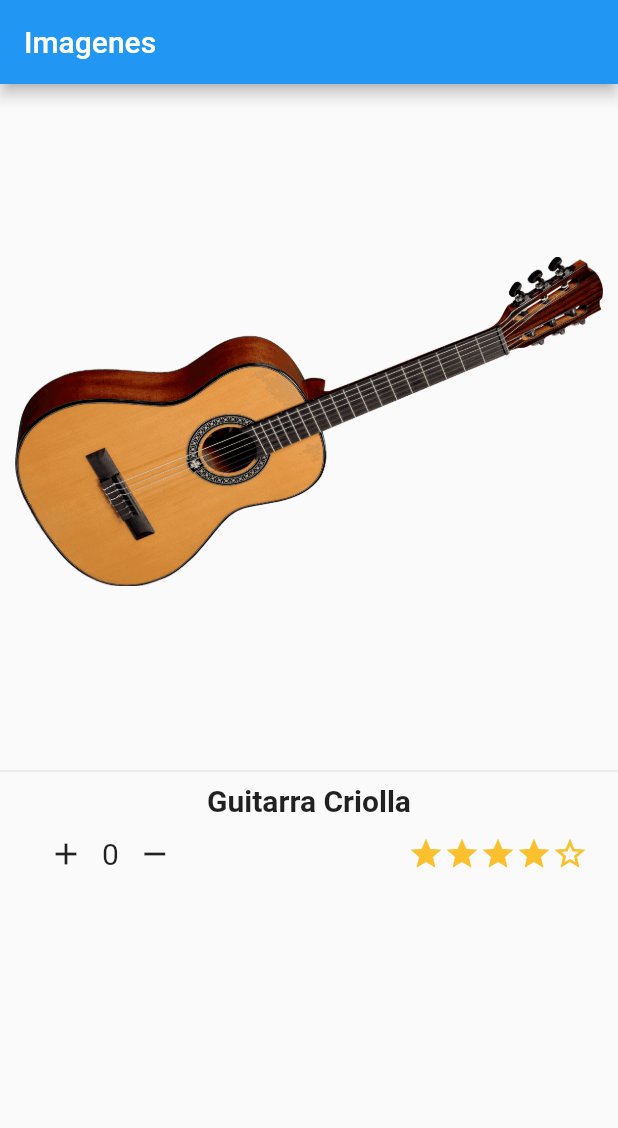
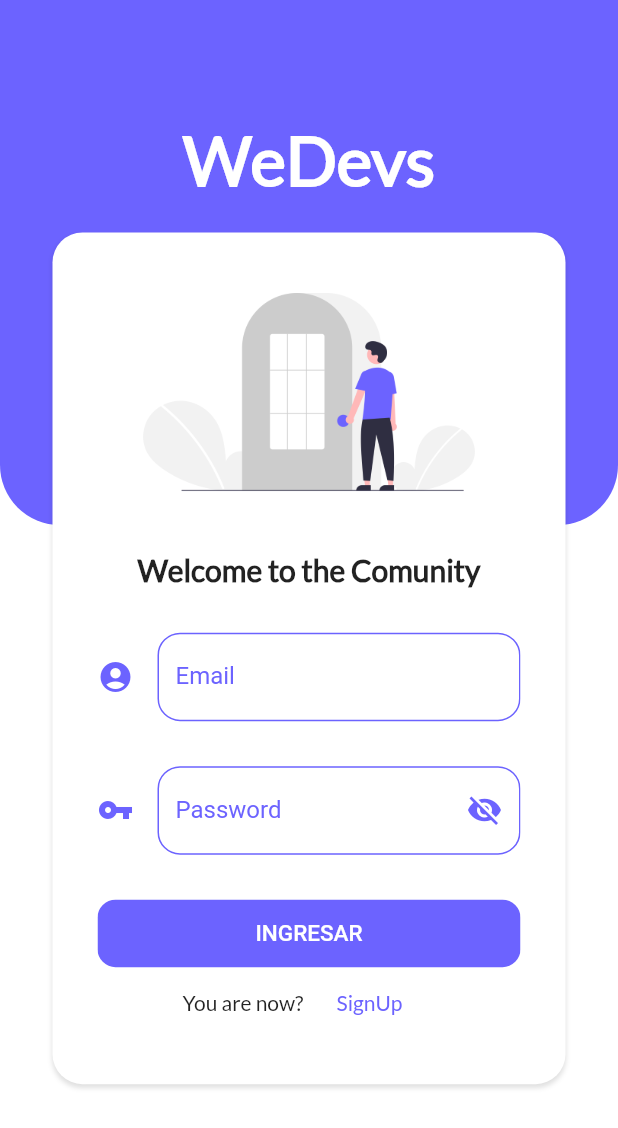
Before and after one commit to eldetulado/feedback_class_flutter, a Flutter app: the screen it shows after launch, on a phone screen of 412 x 824 dp. Shown: the top 1128 px of the screen. Run offline on Flutter 3.47's test engine with Material 2 defaults, Android fonts, the phone set to English and light mode, and no system bars; our stand-ins replace flutter_svg, sqflite, toast; accounts and stored records are empty.

Commit message:
First Commit

```diff
--- a/lib/src/App.dart
+++ b/lib/src/App.dart
@@ -1,16 +1,21 @@
+import 'package:assets_img/src/pages/HomePage.dart';
+import 'package:assets_img/src/pages/SignUp.dart';
 import 'package:flutter/material.dart';
-import 'package:assets_img/src/pages/HomePage.dart';
+import 'package:assets_img/src/pages/SignIn.dart';
 
 class MyApp extends StatelessWidget {
   @override
   Widget build(BuildContext context) {
     return MaterialApp(
-      home: Scaffold(
-        appBar: AppBar(
-          title: Text('Imagenes'),
-        ),
-        body: HomePage(),
-      )
+      debugShowCheckedModeBanner: false,
+      // home: Scaffold(body: SignIn())
+      initialRoute: '/',
+      routes: <String, WidgetBuilder>{
+        '/': (BuildContext context) => SignIn(),
+        'home': (BuildContext context) => HomePage(),
+        'signUp': (BuildContext context) => SignUp(),
+      },
+
     );
   }
 }
--- /dev/null
+++ b/lib/src/pages/Constant.dart
@@ -0,0 +1,19 @@
+import 'package:flutter/material.dart';
+
+//TEXTOS
+const ktextbtnSingIn = TextStyle(color: Colors.white, fontSize: 15.0);
+const ktextbtnRegister = TextStyle(color: Colors.black, fontSize: 15.0);
+const ktittle = TextStyle(
+    fontWeight: FontWeight.bold,
+    fontSize: 45.0,
+    fontFamily: 'Lato',
+    color: Colors.white);
+const ksubtittle =
+    TextStyle(fontWeight: FontWeight.bold, fontSize: 20.0, fontFamily: 'Lato');
+
+//Estilos
+const kseparacion = SizedBox(height: 30.0);
+
+//Colores
+const kblanco = Colors.white;
+const kMoradoColor = Color(0XFF6C63FF);
--- a/lib/src/pages/HomePage.dart
+++ b/lib/src/pages/HomePage.dart
@@ -9,7 +9,8 @@ class _HomePageState extends State<HomePage> {
   int numero = 0;
   @override
   Widget build(BuildContext context) {
-    return Container(
+    return Scaffold(
+          body: Container(
           width: double.infinity,
           height: double.infinity,
           child: Column(
@@ -75,6 +76,7 @@ class _HomePageState extends State<HomePage> {
             )
           ],
         ),
+      ),
     );
   }
 
--- /dev/null
+++ b/lib/src/pages/SignIn.dart
@@ -0,0 +1,198 @@
+import 'package:assets_img/src/providers/db_provider.dart';
+import 'package:flutter/cupertino.dart';
+import 'package:flutter/material.dart';
+import 'package:assets_img/src/widgets/LogIn/button.dart';
+import 'package:assets_img/src/widgets/LogIn/headerWidget.dart';
+import 'Constant.dart';
+import 'package:toast/toast.dart';
+
+class SignIn extends StatefulWidget {
+  @override
+  _SignInState createState() => _SignInState();
+}
+
+class _SignInState extends State<SignIn> {
+  bool vstate = true;
+  bool fState = false;
+  String _username = "";
+  String _password = "";
+  @override
+  Widget build(BuildContext context) {
+    return Scaffold(
+      body: Container(
+        color: Colors.white,
+        width: double.infinity,
+        height: double.infinity,
+        child: Stack(
+          children: [
+            Header(),
+            _body(),
+          ],
+        ),
+      ),
+    );
+  }
+
+  //TextInput User
+  Widget _user() {
+    return TextField(
+      autofocus: fState,
+      keyboardType: TextInputType.emailAddress,
+      decoration: InputDecoration(
+        labelStyle: TextStyle(color: kMoradoColor),
+        focusedBorder: OutlineInputBorder(
+          borderSide: BorderSide(color: kMoradoColor),
+          borderRadius: BorderRadius.circular(15.0),
+        ),
+        enabledBorder: OutlineInputBorder(
+          borderSide: BorderSide(color: kMoradoColor),
+          borderRadius: BorderRadius.circular(15.0),
+        ),
+        hintText: 'ejemplo@gmail.com',
+        labelText: 'Email',
+        icon: Icon(Icons.account_circle, color: kMoradoColor),
+      ),
+      onChanged: (value) {
+        _username = value;
+      },
+    );
+  }
+
+  //TextInput Password
+  Widget _pass() {
+    return TextField(
+      cursorColor: Color(0xff6C63FF),
+      decoration: InputDecoration(
+          labelStyle: TextStyle(color: Color(0xff6C63FF)),
+          focusedBorder: OutlineInputBorder(
+            borderSide: BorderSide(color: Color(0xff6C63FF)),
+            borderRadius: BorderRadius.circular(15.0),
+          ),
+          enabledBorder: OutlineInputBorder(
+            borderSide: BorderSide(color: Color(0xff6C63FF)),
+            borderRadius: BorderRadius.circular(15.0),
+          ),
+          hintText: 'Password',
+          labelText: 'Password',
+          icon: Icon(
+            Icons.vpn_key,
+            color: Color(0xff6C63FF),
+          ),
+          suffixIcon: IconButton(
+            onPressed: () {
+              setState(() {
+                vstate = !vstate;
+              });
+            },
+            icon: vstate
+                ? Icon(Icons.visibility_off, color: Color(0xff6C63FF))
+                : Icon(Icons.visibility, color: Color(0xff6C63FF)),
+          )),
+      obscureText: vstate,
+      onChanged: (value) {
+        _password = value;
+      },
+    );
+  }
+
+  //Body Of App
+  Widget _body() {
+    return SingleChildScrollView(
+      child: Container(
+        decoration: BoxDecoration(
+            color: kblanco,
+            borderRadius: BorderRadius.circular(20.0),
+            boxShadow: [
+              BoxShadow(
+                  color: Colors.black12, offset: Offset(0, 2), blurRadius: 2.0)
+            ]),
+        padding:
+            EdgeInsets.only(top: 20.0, left: 30.0, right: 30.0, bottom: 30.0),
+        margin:
+            EdgeInsets.only(top: 155.0, left: 35.0, right: 35.0, bottom: 10.0),
+        child: ClipRRect(
+            borderRadius: BorderRadius.only(
+              topLeft: Radius.circular(40.0),
+              topRight: Radius.circular(40.0),
+            ),
+            child: Column(
+              children: [
+                Image.asset('assets/img/login.png', fit: BoxFit.cover),
+                SizedBox(height: 20.0),
+                Text('Welcome to the Comunity',
+                    style: ksubtittle, textAlign: TextAlign.center),
+                kseparacion,
+                _user(),
+                kseparacion,
+                _pass(),
+                kseparacion,
+                SignInButtonWidget(
+                    kcolor: kMoradoColor,
+                    ktext: 'INGRESAR',
+                    kstyle: ktextbtnSingIn,
+                    presionar: () {
+
+                      // if (_username.isEmpty || _password.isEmpty) {
+                      //   Toast.show("Complete todos los campos", context,
+                      //       duration: Toast.LENGTH_LONG, gravity: Toast.BOTTOM);
+                      // } else if (_username == "magin@luna.com" &&
+                      //     _password == "123456") {
+                      //   Navigator.pushNamed(context, 'home');
+                      // } else {
+                      //   showDialog(
+                      //       context: context, builder: (_) => _alertDialog());
+                      // }
+                    }),
+                Row(
+                  mainAxisAlignment: MainAxisAlignment.center,
+                  children: [
+                    Text('You are now?', style: TextStyle(fontFamily: 'Lato')),
+                    FlatButton(
+                      textColor: kMoradoColor,
+                      onPressed: () {
+                        Navigator.pushNamed(context, 'signUp');
+                      },
+                      child: Text(
+                        "SignUp",
+                        style: TextStyle(fontFamily: 'Lato'),
+                      ),
+                    )
+                  ],
+                )
+              ],
+            )),
+      ),
+    );
+  }
+
+  CupertinoAlertDialog _alertDialog() {
+    return CupertinoAlertDialog(
+      insetAnimationCurve: Curves.elasticIn,
+      title: Text('Estimado Usuario'),
+      content: Text('Tu usuario o contraseña son incorrectos...!'),
+      actions: [
+        CupertinoDialogAction(
+          child: Text('OK'),
+          onPressed: () {
+            Navigator.of(context).pop();
+          },
+        )
+      ],
+    );
+  }
+  CupertinoAlertDialog _alertDialog2(String email) {
+    return CupertinoAlertDialog(
+      insetAnimationCurve: Curves.elasticIn,
+      title: Text('$email'),
+      content: Text('OK...!'),
+      actions: [
+        CupertinoDialogAction(
+          child: Text('OK'),
+          onPressed: () {
+            Navigator.of(context).pop();
+          },
+        )
+      ],
+    );
+  }
+}
--- /dev/null
+++ b/lib/src/widgets/LogIn/button.dart
@@ -0,0 +1,28 @@
+import 'package:flutter/material.dart';
+
+class SignInButtonWidget extends StatelessWidget {
+  final Color kcolor;
+  final String ktext;
+  final TextStyle kstyle;
+  final Function presionar;
+  SignInButtonWidget(
+      {@required this.kcolor, @required this.ktext, @required this.kstyle, @required this.presionar});
+  @override
+  Widget build(BuildContext context) {
+    return Container(
+      width: double.infinity,
+      height: 45.0,
+      child: RaisedButton(
+        elevation: 0.0,
+        shape:
+            RoundedRectangleBorder(borderRadius: BorderRadius.circular(12.0)),
+        color: kcolor,
+        child: Text(
+          ktext,
+          style: kstyle,
+        ),
+        onPressed: presionar,
+      ),
+    );
+  }
+}
--- /dev/null
+++ b/lib/src/widgets/LogIn/headerWidget.dart
@@ -0,0 +1,28 @@
+import 'package:assets_img/src/pages/Constant.dart';
+import 'package:flutter/material.dart';
+
+class Header extends StatelessWidget {
+  @override
+  Widget build(BuildContext context) {
+    return Stack(
+      alignment: Alignment.topCenter,
+      children: [
+        Container(
+        width: double.infinity,
+        height: 350.0,
+        decoration: BoxDecoration(
+          borderRadius: BorderRadius.only(
+            bottomLeft: Radius.circular(40.0),
+            bottomRight: Radius.circular(40.0),
+          ),
+          color: Color(0xff6C63FF),
+        ),
+          ),
+        Container(
+            margin: EdgeInsets.only(top:80.0),
+            child: Text('WeDevs',style: ktittle)
+        ),
+      ],
+    );
+  }
+}
```
Also changed, not shown: lib/src/models/user_model.dart (added, +27 -0 lines), lib/src/pages/SignUp.dart (added, +169 -0 lines), lib/src/providers/db_provider.dart (added, +69 -0 lines), lib/src/widgets/SignUp/headerWidget.dart (added, +29 -0 lines), pubspec.yaml (+8 -4 lines), assets/fonts/Lato-Regular.ttf (added), assets/img/login.png (added), assets/img/na.svg (added), pubspec.lock, 1 other file. Lines whose indentation alone changed are shown as unchanged.
